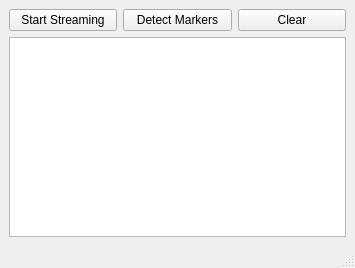
First picture: the form in CAPISample/mainwindow.ui, repository dzunder32/BachelorRobot, before the edit.
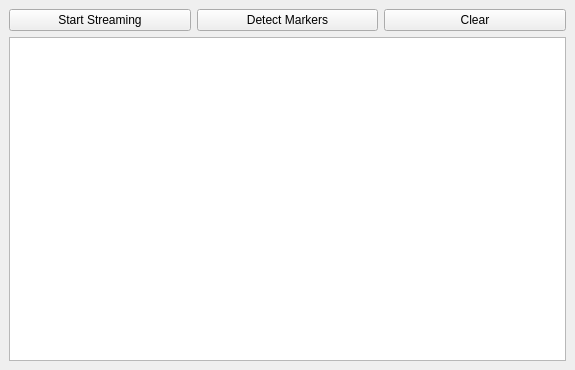
Second picture: the form after the edit.

What changed in the file:
```diff
--- a/CAPISample/mainwindow.ui
+++ b/CAPISample/mainwindow.ui
@@ -2,12 +2,15 @@
 <ui version="4.0">
  <class>MainWindow</class>
  <widget class="QMainWindow" name="MainWindow">
+  <property name="enabled">
+   <bool>true</bool>
+  </property>
   <property name="geometry">
    <rect>
     <x>0</x>
     <y>0</y>
-    <width>355</width>
-    <height>268</height>
+    <width>575</width>
+    <height>370</height>
    </rect>
   </property>
   <property name="windowTitle">
@@ -59,7 +62,6 @@
     </rect>
    </property>
   </widget>
-  <widget class="QStatusBar" name="statusbar"/>
  </widget>
  <resources/>
  <connections/>
```
Left out of the diff: 7 changed lines with no effect on the pictures.
